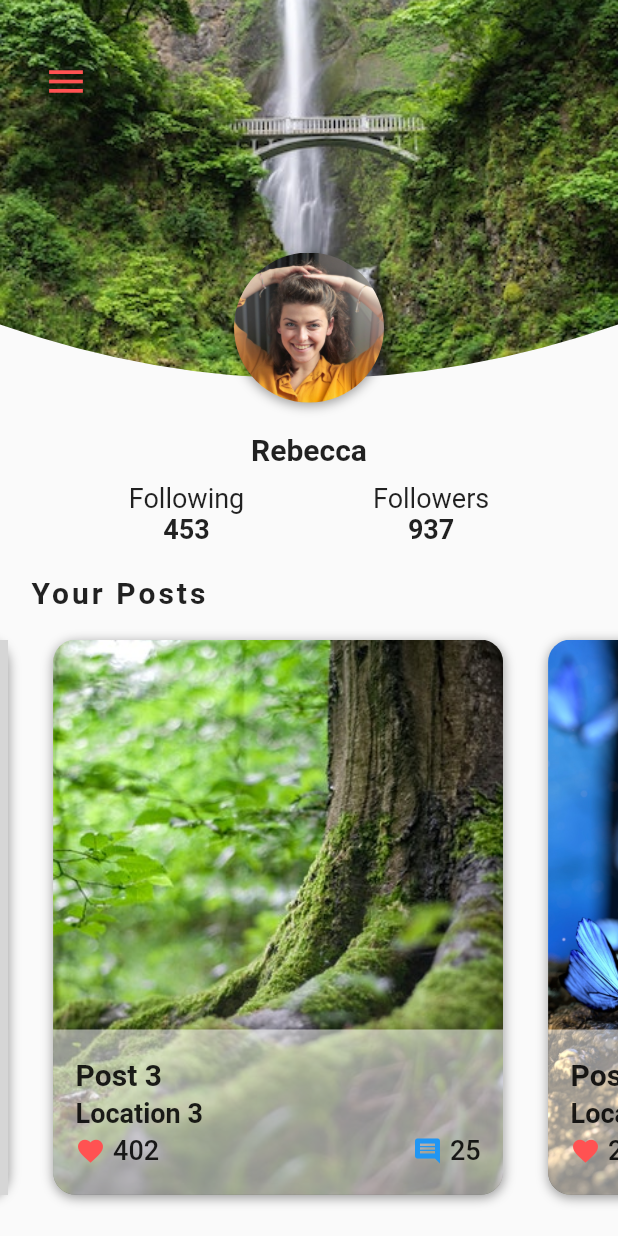
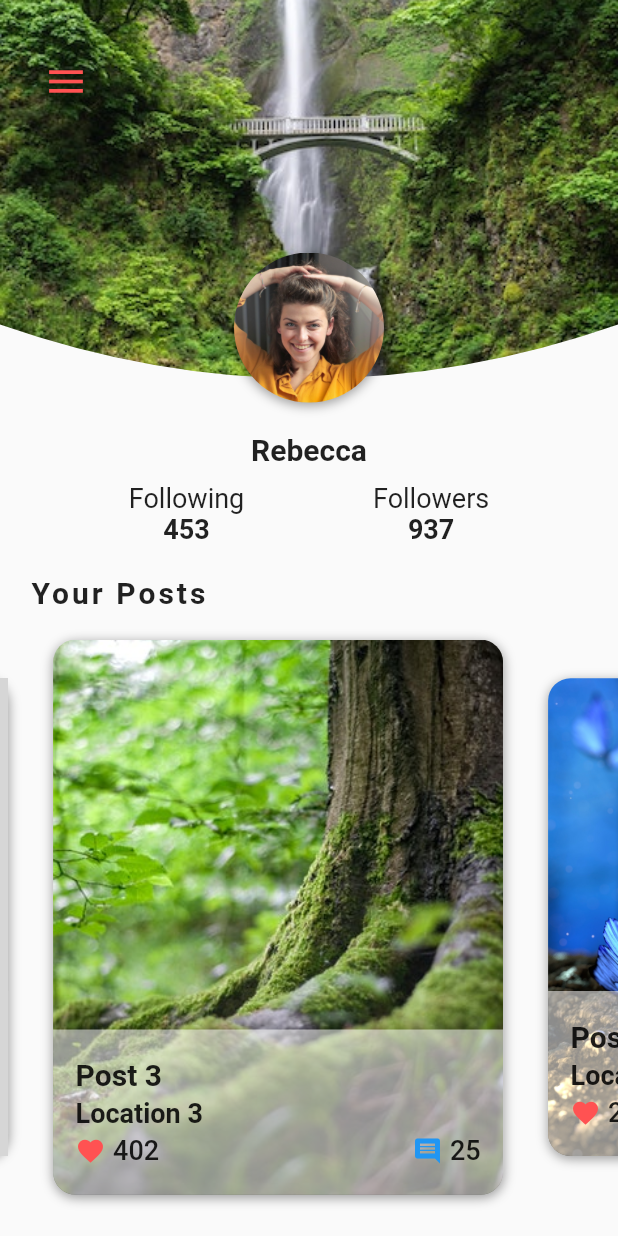
Before and after one commit to Syedzainjeelani/frenzy_social_media_app, a Flutter app: the ProfileScreen screen opened directly, swiped to page 2, on a phone screen of 412 x 824 dp. Run offline on Flutter 3.47's test engine with Material 2 defaults, Android fonts, the phone set to English and light mode, and no system bars; grey boxes are pictures that could not be loaded.

```diff
--- a/lib/screens/profile_screen.dart
+++ b/lib/screens/profile_screen.dart
@@ -19,9 +19,9 @@ class _ProfileScreenState extends State<ProfileScreen>
   void initState() {
     super.initState();
     _postsController =
-        PageController(initialPage: 1, keepPage: false, viewportFraction: 0.8);
+        PageController(initialPage: 0, keepPage: true, viewportFraction: 0.8);
     _favoritesController =
-        PageController(initialPage: 1, keepPage: false, viewportFraction: 0.8);
+        PageController(initialPage: 0, keepPage: true, viewportFraction: 0.8);
   }
 
   @override
--- a/lib/widgets/posts_carousal.dart
+++ b/lib/widgets/posts_carousal.dart
@@ -12,11 +12,15 @@ class PostsCarousal extends StatelessWidget {
     return AnimatedBuilder(
       animation: pageController,
       builder: (context, widget) {
-        double value = 1;
+        double value =
+            pageController != null && index != pageController.initialPage
+                ? 0.75
+                : 1;
         if (pageController.position.haveDimensions) {
           value = pageController.page - index;
           value = (1 - (value.abs() * 0.25)).clamp(0.0, 1.0);
         }
+
         return Center(
           child: SizedBox(
             height: Curves.easeInOut.transform(value) * 400,
```
Also changed, not shown: 3 other files.
